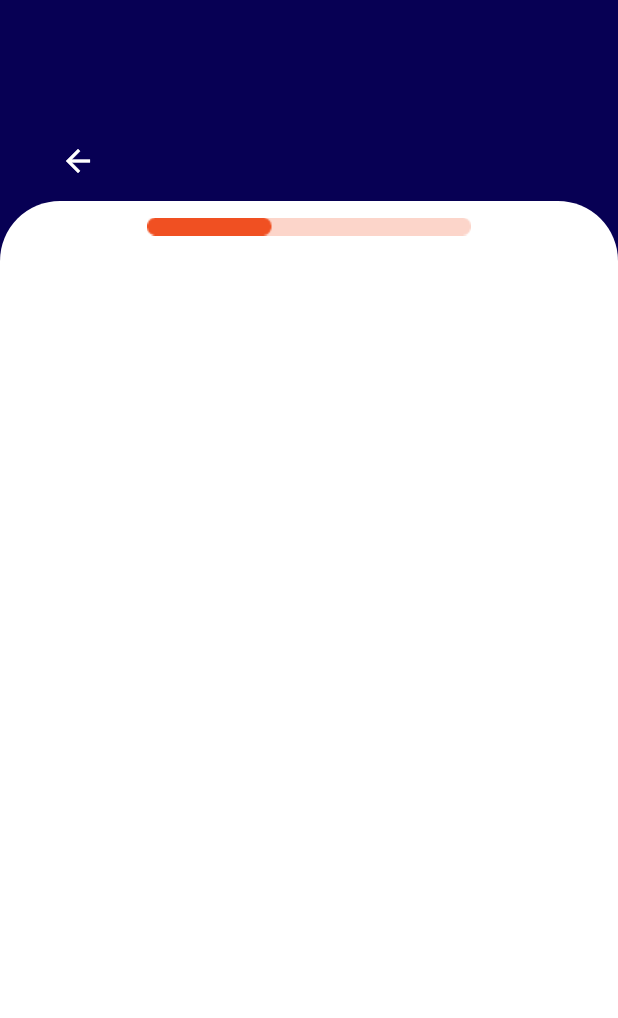
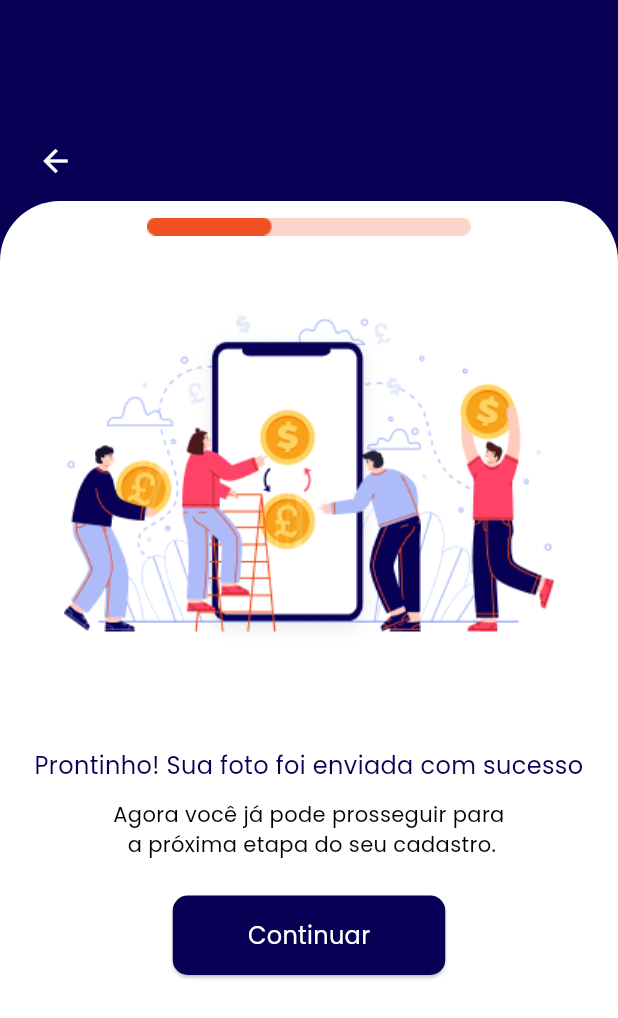
Before and after one commit to mcalves-stack/unaspbank, a Flutter app: the screen it shows after launch, on a phone screen of 412 x 824 dp. Shown: the top 1018 px of the screen. Run offline on Flutter 3.47's test engine with Material 3 defaults, Android fonts, the phone set to English and light mode, and no system bars.

Commit message:
Update success sign up page with success message and continue button
The changes include:
- adjusting the padding of the back button
- adding an image of success
- adding a success message and a subtitle
- adding a continue button

```diff
--- a/lib/pages/sucess_signup.dart
+++ b/lib/pages/sucess_signup.dart
@@ -25,7 +25,7 @@ class SucessSignupState extends State<SucessSignup> {
           const Align(
             alignment: Alignment.topLeft,
             child: Padding(
-              padding: EdgeInsets.only(left: 40.0, bottom: 15.0),
+              padding: EdgeInsets.only(left: 25.0, bottom: 15.0),
               child: Icon(
                 Icons.arrow_back,
                 color: Colors.white,
@@ -55,6 +55,55 @@ class SucessSignupState extends State<SucessSignup> {
                       ),
                     ),
                   ),
+                  const SizedBox(height: 40),
+                  Image.asset(
+                    'assets/images/success.png',
+                    fit: BoxFit.cover,
+                    alignment: Alignment.center,
+                  ),
+                  const SizedBox(height: 65),
+                  const Text('Prontinho! Sua foto foi enviada com sucesso',
+                      style: TextStyle(
+                        color: Color(0xFF070054),
+                        fontSize: 16.0,
+                        fontFamily: 'Poppins',
+                        fontWeight: FontWeight.w500,
+                      ),
+                      textAlign: TextAlign.center),
+                  const SizedBox(height: 11),
+                  const Text(
+                    'Agora você já pode prosseguir para\n a próxima etapa do seu cadastro.',
+                    style: TextStyle(
+                      color: Colors.black,
+                      fontSize: 14.0,
+                      fontFamily: 'Poppins',
+                      fontStyle: FontStyle.normal,
+                      fontWeight: FontWeight.w500,
+                    ),
+                    textAlign: TextAlign.center,
+                  ),
+                  const SizedBox(height: 24),
+                  ElevatedButton(
+                    onPressed: () {},
+                    style: ElevatedButton.styleFrom(
+                      backgroundColor: const Color(0xFF070054),
+                      padding: const EdgeInsets.symmetric(
+                          horizontal: 50, vertical: 15),
+                      shape: RoundedRectangleBorder(
+                        borderRadius: BorderRadius.circular(10.0),
+                      ),
+                    ),
+                    child: const Text(
+                      'Continuar',
+                      style: TextStyle(
+                        color: Colors.white,
+                        fontSize: 16,
+                        fontFamily: 'Poppins',
+                        fontStyle: FontStyle.normal,
+                        letterSpacing: 0.2,
+                      ),
+                    ),
+                  ),
                 ],
               ),
             ),
```
Also changed, not shown: assets/images/success.png (added).
